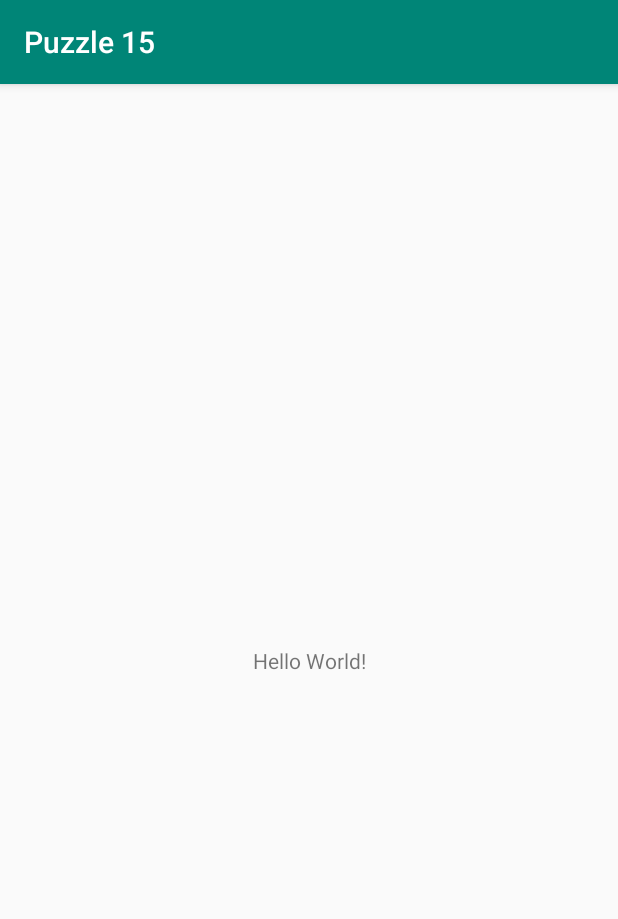
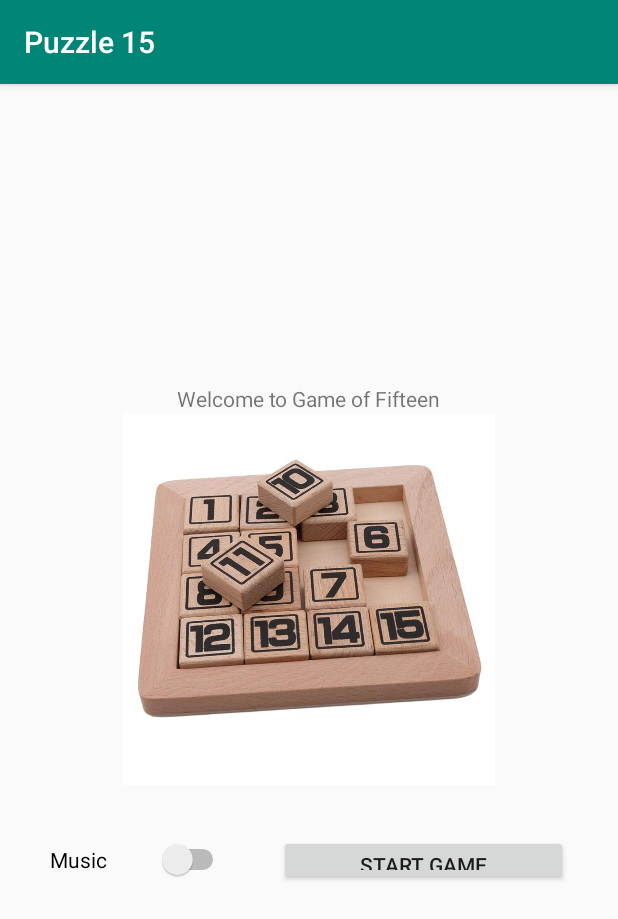
Before and after one commit to YarinDanon/Puzzle_15, an Android app: the screen it shows after launch (MainActivity), on a phone screen of 412 x 824 dp. Shown: the top 919 px of the screen. Run offline under Robolectric (Android 15) with nearby library versions, the light colour scheme and no system bars.

Commit message:
activity_main.xml

```diff
--- a/app/build.gradle
+++ b/app/build.gradle
@@ -25,4 +25,5 @@ dependencies {
     testImplementation 'junit:junit:4.12'
     androidTestImplementation 'androidx.test.ext:junit:1.1.0'
     androidTestImplementation 'androidx.test.espresso:espresso-core:3.1.1'
+    implementation 'com.google.android.material:material:1.0.0'
 }
--- a/app/src/main/AndroidManifest.xml
+++ b/app/src/main/AndroidManifest.xml
@@ -1,6 +1,6 @@
 <?xml version="1.0" encoding="utf-8"?>
 <manifest xmlns:android="http://schemas.android.com/apk/res/android"
-    package="com.yarin.puzzle15" >
+    package="com.yarin.puzzle15">
 
     <application
         android:allowBackup="true"
@@ -8,8 +8,8 @@
         android:label="@string/app_name"
         android:roundIcon="@mipmap/ic_launcher_round"
         android:supportsRtl="true"
-        android:theme="@style/AppTheme" >
-        <activity android:name=".MainActivity" >
+        android:theme="@style/AppTheme">
+        <activity android:name=".MainActivity">
             <intent-filter>
                 <action android:name="android.intent.action.MAIN" />
 
--- a/app/src/main/java/com/yarin/puzzle15/MainActivity.java
+++ b/app/src/main/java/com/yarin/puzzle15/MainActivity.java
@@ -1,6 +1,7 @@
 package com.yarin.puzzle15;
 
 import androidx.appcompat.app.AppCompatActivity;
+
 import android.os.Bundle;
 
 public class MainActivity extends AppCompatActivity {
@@ -9,5 +10,6 @@ public class MainActivity extends AppCompatActivity {
     protected void onCreate(Bundle savedInstanceState) {
         super.onCreate(savedInstanceState);
         setContentView(R.layout.activity_main);
+
     }
 }
--- a/app/src/main/res/layout/activity_main.xml
+++ b/app/src/main/res/layout/activity_main.xml
@@ -1,19 +1,54 @@
 <?xml version="1.0" encoding="utf-8"?>
-<androidx.constraintlayout.widget.ConstraintLayout
-    xmlns:android="http://schemas.android.com/apk/res/android"
+<androidx.constraintlayout.widget.ConstraintLayout xmlns:android="http://schemas.android.com/apk/res/android"
+    xmlns:app="http://schemas.android.com/apk/res-auto"
     xmlns:tools="http://schemas.android.com/tools"
-    xmlns:app="http://schemas.android.com/apk/res-auto"
     android:layout_width="match_parent"
     android:layout_height="match_parent"
     tools:context=".MainActivity">
 
-    <TextView
-        android:layout_width="wrap_content"
-        android:layout_height="wrap_content"
-        android:text="Hello World!"
-        app:layout_constraintBottom_toBottomOf="parent"
-        app:layout_constraintLeft_toLeftOf="parent"
-        app:layout_constraintRight_toRightOf="parent"
-        app:layout_constraintTop_toTopOf="parent" />
+    <LinearLayout
+        android:layout_width="match_parent"
+        android:layout_height="match_parent"
+        android:gravity="center"
+        android:orientation="vertical">
+
+        <TextView
+            android:id="@+id/txt_welcome"
+            android:layout_width="wrap_content"
+            android:layout_height="wrap_content"
+            android:text="Welcome to Game of Fifteen" />
+
+        <ImageView
+            android:id="@+id/img_welcome"
+            android:layout_width="259dp"
+            android:layout_height="248dp"
+            android:layout_gravity="center"
+            app:srcCompat="@drawable/Welcome" />
+
+        <LinearLayout
+            android:layout_width="match_parent"
+            android:layout_height="100dp"
+            android:gravity="center"
+            android:orientation="horizontal">
+
+            <Switch
+                android:id="@+id/swt_music"
+                android:layout_width="54dp"
+                android:layout_height="wrap_content"
+                android:layout_gravity="center"
+                android:layout_weight="1"
+                android:gravity="center"
+                android:text="Music" />
+
+            <Button
+                android:id="@+id/btn_startGame"
+                android:layout_width="94dp"
+                android:layout_height="wrap_content"
+                android:layout_margin="50px"
+                android:layout_weight="1"
+                android:text="START GAME" />
+        </LinearLayout>
+
+    </LinearLayout>
 
 </androidx.constraintlayout.widget.ConstraintLayout>
--- a/app/src/main/res/mipmap-anydpi-v26/ic_launcher.xml
+++ b/app/src/main/res/mipmap-anydpi-v26/ic_launcher.xml
@@ -1,5 +1,5 @@
 <?xml version="1.0" encoding="utf-8"?>
 <adaptive-icon xmlns:android="http://schemas.android.com/apk/res/android">
-    <background android:drawable="@drawable/ic_launcher_background"/>
-    <foreground android:drawable="@drawable/ic_launcher_foreground"/>
+    <background android:drawable="@drawable/ic_launcher_background" />
+    <foreground android:drawable="@drawable/ic_launcher_foreground" />
 </adaptive-icon>
--- a/app/src/main/res/mipmap-anydpi-v26/ic_launcher_round.xml
+++ b/app/src/main/res/mipmap-anydpi-v26/ic_launcher_round.xml
@@ -1,5 +1,5 @@
 <?xml version="1.0" encoding="utf-8"?>
 <adaptive-icon xmlns:android="http://schemas.android.com/apk/res/android">
-    <background android:drawable="@drawable/ic_launcher_background"/>
-    <foreground android:drawable="@drawable/ic_launcher_foreground"/>
+    <background android:drawable="@drawable/ic_launcher_background" />
+    <foreground android:drawable="@drawable/ic_launcher_foreground" />
 </adaptive-icon>
--- a/gradle.properties
+++ b/gradle.properties
@@ -1,21 +1,16 @@
 # Project-wide Gradle settings.
-
 # IDE (e.g. Android Studio) users:
 # Gradle settings configured through the IDE *will override*
 # any settings specified in this file.
-
 # For more details on how to configure your build environment visit
 # http://www.gradle.org/docs/current/userguide/build_environment.html
-
 # Specifies the JVM arguments used for the daemon process.
 # The setting is particularly useful for tweaking memory settings.
 org.gradle.jvmargs=-Xmx1536m
-
 # When configured, Gradle will run in incubating parallel mode.
 # This option should only be used with decoupled projects. More details, visit
 # http://www.gradle.org/docs/current/userguide/multi_project_builds.html#sec:decoupled_projects
 # org.gradle.parallel=true
-
 # AndroidX package structure to make it clearer which packages are bundled with the
 # Android operating system, and which are packaged with your app's APK
 # https://developer.android.com/topic/libraries/support-library/androidx-rn
```
Also changed, not shown: app/src/main/res/drawable-v24/ic_launcher_foreground.xml (+6 -6 lines), app/src/main/res/drawable/ic_launcher_background.xml (+166 -70 lines), app/src/main/res/drawable-v24/Welcome.JPEG (added), 1 other file.
